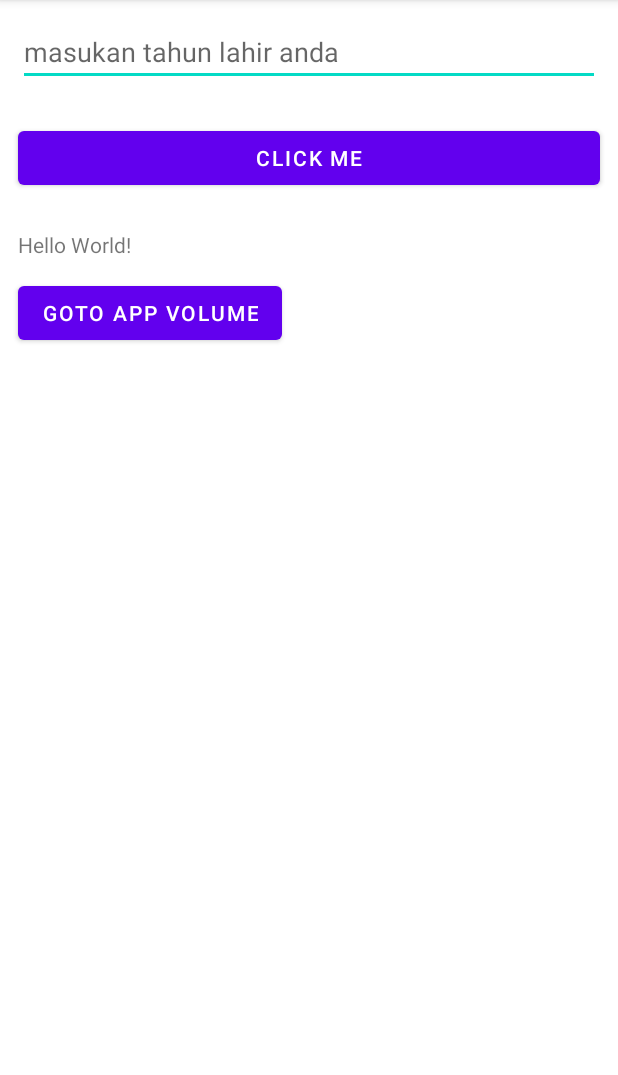
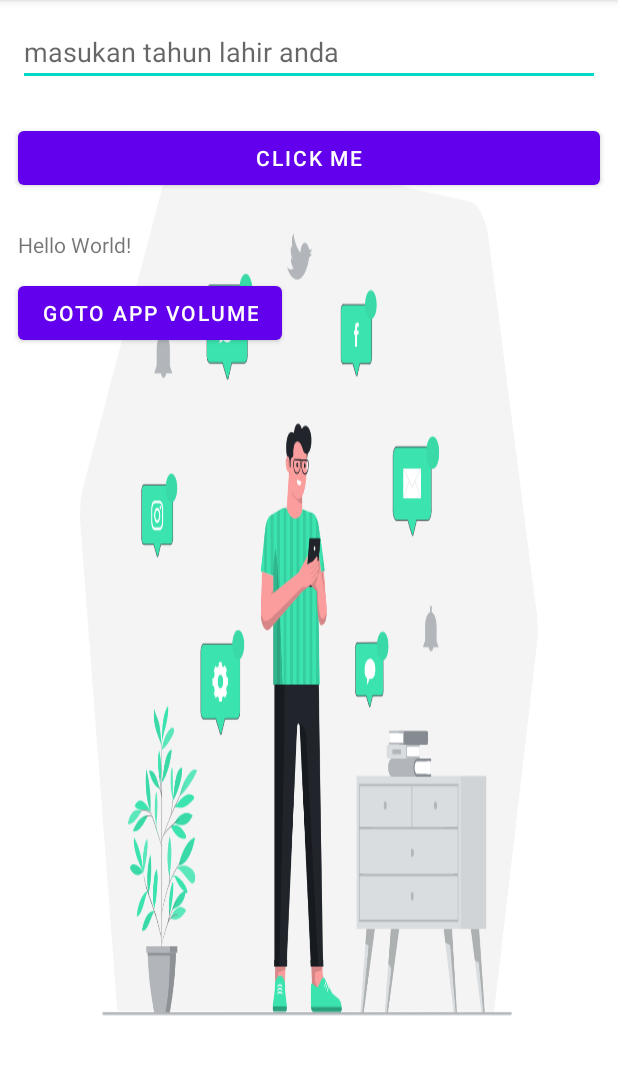
Before and after one commit to febriansya/firstapllication, an Android app: the screen it shows after launch (MainActivity), on a phone screen of 412 x 824 dp, the part 84-1159 px from its top. Run offline under Robolectric (Android 15) with nearby library versions, the light colour scheme and no system bars.

```diff
--- a/app/src/main/res/layout/activity_main.xml
+++ b/app/src/main/res/layout/activity_main.xml
@@ -4,6 +4,7 @@
     xmlns:tools="http://schemas.android.com/tools"
     android:layout_width="match_parent"
     android:layout_height="match_parent"
+    android:background="@drawable/media"
     android:orientation="vertical"
     tools:context=".MainActivity">
 
@@ -12,9 +13,9 @@
         android:layout_width="match_parent"
         android:layout_height="wrap_content"
         android:layout_margin="12dp"
+        android:hint="masukan tahun lahir anda"
         android:inputType="text"
-        android:lines="1"
-        android:hint="masukan tahun lahir anda" />
+        android:lines="1" />
 
     <Button
         android:id="@+id/btn_click"
@@ -38,9 +39,9 @@
         android:id="@+id/goto2"
         android:layout_width="wrap_content"
         android:layout_height="wrap_content"
+        android:layout_marginLeft="12dp"
+        android:onClick="pindah"
         android:text="Goto app volume"
-        android:onClick="pindah"
-        android:layout_marginLeft="12dp"
         tools:ignore="OnClick" />
 
 
```
Also changed, not shown: app/src/main/java/com/example/firstapllication/anotherapp.kt (+22 -0 lines), app/src/main/res/drawable/media.png (added).
